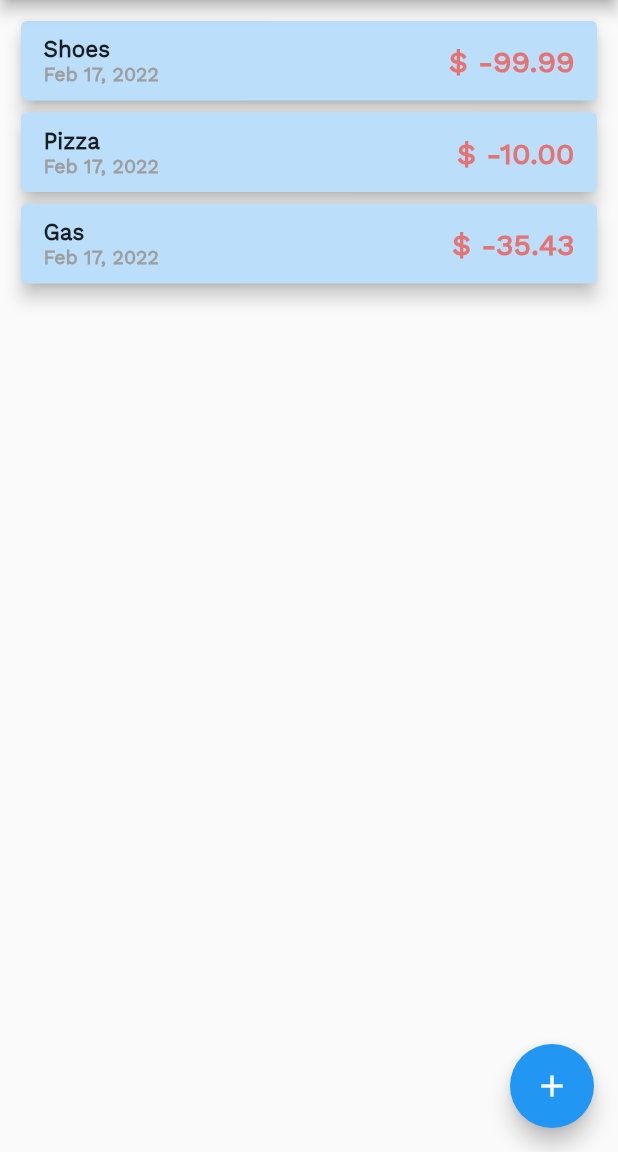
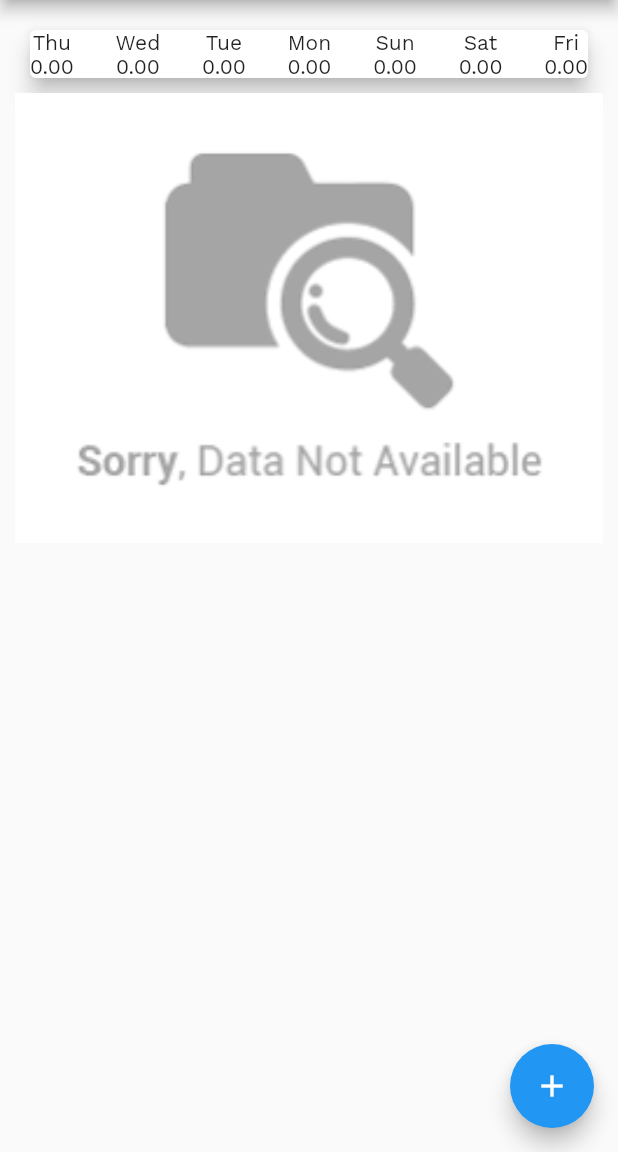
Before and after one commit to jasaplohl/expense_planner, a Flutter app: the screen it shows after launch, on a phone screen of 412 x 824 dp, the part 84-1236 px from its top. Run offline on Flutter 3.47's test engine with Material 2 defaults, Android fonts, the phone set to English and light mode, and no system bars.

Commit message:
Added a chart for the transactions of the last 7 days.

```diff
--- a/lib/widgets/app_content.dart
+++ b/lib/widgets/app_content.dart
@@ -3,6 +3,7 @@ import 'package:flutter/material.dart';
 import '../models/transaction.dart';
 import './transaction_input.dart';
 import './transaction_list.dart';
+import './chart.dart';
 
 class AppContent extends StatefulWidget {
 
@@ -16,9 +17,9 @@ class _AppContentState extends State<AppContent> {
   final Icon addIcon = const Icon(Icons.add);
 
   final List<Transaction> _transactions = [
-    Transaction(title: "Shoes", amount: 99.99, timeStamp: DateTime.now()),
-    Transaction(title: "Pizza", amount: 10.00, timeStamp: DateTime.now()),
-    Transaction(title: "Gas", amount: 35.43, timeStamp: DateTime.now()),
+    // Transaction(title: "Shoes", amount: 99.99, timeStamp: DateTime.now()),
+    // Transaction(title: "Pizza", amount: 10.00, timeStamp: DateTime.now()),
+    // Transaction(title: "Gas", amount: 35.43, timeStamp: DateTime.now()),
   ];
 
   void _onNewTransactionClick(BuildContext ctx) {
@@ -38,6 +39,15 @@ class _AppContentState extends State<AppContent> {
     });
   }
 
+  // Returns the transactions of the last  days
+  List<Transaction> get _recentTransactions {
+    return _transactions.where((transaction) {
+      return transaction.timeStamp.isAfter(
+        DateTime.now().subtract(Duration(days: 7))
+      );
+    }).toList();
+  }
+
   @override
   Widget build(BuildContext context) {
     return Scaffold(
@@ -52,7 +62,12 @@ class _AppContentState extends State<AppContent> {
         ),
         body: SingleChildScrollView(
           child: Container(
-            child: TransactionList(_transactions),
+            child: Column(
+              children: [
+                Chart(_recentTransactions),
+                TransactionList(_transactions),
+              ],
+            ),
             margin: EdgeInsets.all(10),
           )
         ),
--- /dev/null
+++ b/lib/widgets/chart.dart
@@ -0,0 +1,58 @@
+import 'package:flutter/material.dart';
+import 'package:intl/intl.dart';
+
+import '../models/transaction.dart';
+import './chart_column.dart';
+
+class Chart extends StatelessWidget {
+
+  final List<Transaction> recentTransactions;
+
+  Chart(this.recentTransactions);
+
+  // Gets a list of the sum of the transactions for each day of the last
+  // week.
+  List get getGrouppedTransactionsByDay {
+    return List.generate(7, (index) {
+      final DateTime weekDay = DateTime.now().subtract(Duration(days: index));
+      double sumForTheDay = 0;
+
+      for(int i=0; i<recentTransactions.length; i++) {
+        if(doTheDatesMatch(recentTransactions[i].timeStamp, weekDay)) {
+          sumForTheDay += recentTransactions[i].amount;
+        }
+      }
+
+      var day = DateFormat("E").format(weekDay);
+      return { "day": day,  "amount": sumForTheDay };
+    });
+  }
+
+  bool doTheDatesMatch(DateTime date01, DateTime date02) {
+    if(date01.day == date02.day &&
+      date01.month == date02.month &&
+      date01.year == date02.year) {
+        return true;
+    }
+    return false;
+  }
+
+  @override
+  Widget build(BuildContext context) {
+    List grouppedTransactions = getGrouppedTransactionsByDay;
+
+    return Card(
+      elevation: 6,
+      margin: EdgeInsets.all(10),
+      child: Row(
+        mainAxisAlignment: MainAxisAlignment.spaceBetween,
+        children: [
+          ...grouppedTransactions.map((dataForDay) {
+            return ChartColumn(dataForDay["day"], dataForDay["amount"]);
+          })
+        ]
+      ),
+    );
+  }
+
+}
--- /dev/null
+++ b/lib/widgets/chart_column.dart
@@ -0,0 +1,20 @@
+import 'package:flutter/material.dart';
+
+class ChartColumn extends StatelessWidget {
+
+  final String day;
+  final double sum;
+
+  ChartColumn(this.day, this.sum);
+
+  @override
+  Widget build(BuildContext context) {
+    return Column(
+      children: [
+        Text(day),
+        Text(sum.toStringAsFixed(2))
+      ],
+    );
+  }
+
+}
--- a/lib/widgets/transaction_list.dart
+++ b/lib/widgets/transaction_list.dart
@@ -13,12 +13,16 @@ class TransactionList extends StatelessWidget {
   Widget build(BuildContext context) {
     return Container(
       height: 300,
-      child: ListView.builder(
-        itemBuilder: (context, index) {
-          return TransactionCard(transactions[index]);
-        },
-        itemCount: transactions.length,
-      ),
+      child:
+        transactions.isNotEmpty ?
+          ListView.builder(
+            itemBuilder: (context, index) {
+              return TransactionCard(transactions[index]);
+            },
+            itemCount: transactions.length,
+          )
+        :
+          Image.asset("assets/images/no_items.png", fit: BoxFit.cover),
     );
   }
 
```
Also changed, not shown: pubspec.yaml (+2 -17 lines), assets/images/no_items.png (added).
